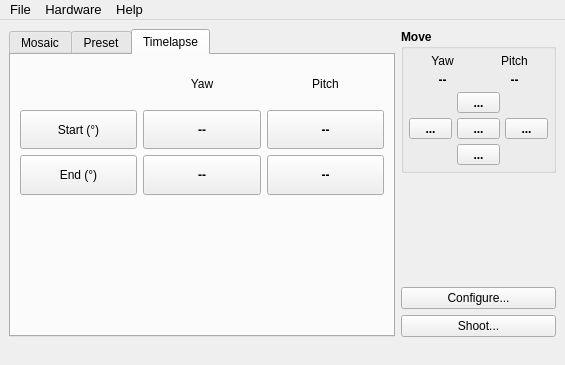
Above: papywizard/view/ui/mainWindow.ui from bingostar89/Papywizard before the change. Below: the same form after it.
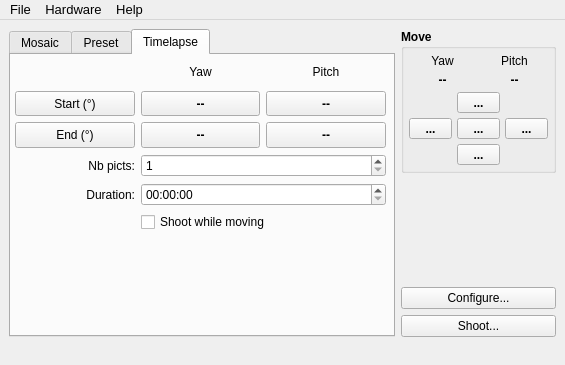
That is the form after the change. The open tabs and pages were chosen to show the change. Icons and pictures are not drawn.

Commit message: Added 'Suspend Spy'

```diff
--- a/papywizard/view/ui/mainWindow.ui
+++ b/papywizard/view/ui/mainWindow.ui
@@ -918,8 +918,15 @@
          <attribute name="title">
           <string>Timelapse</string>
          </attribute>
-         <layout class="QVBoxLayout" name="verticalLayout_3">
-          <item>
+         <widget class="QWidget" name="layoutWidget">
+          <property name="geometry">
+           <rect>
+            <x>4</x>
+            <y>4</y>
+            <width>371</width>
+            <height>173</height>
+           </rect>
+          </property>
            <layout class="QGridLayout" name="gridLayout_5">
             <item row="0" column="1">
              <widget class="QLabel" name="label_9">
@@ -1058,22 +1065,65 @@
               </property>
              </widget>
             </item>
-           </layout>
-          </item>
-          <item>
-           <spacer name="verticalSpacer_2">
-            <property name="orientation">
-             <enum>Qt::Vertical</enum>
-            </property>
-            <property name="sizeHint" stdset="0">
-             <size>
-              <width>20</width>
-              <height>129</height>
-             </size>
-            </property>
-           </spacer>
-          </item>
-         </layout>
+           <item row="3" column="0">
+            <widget class="QLabel" name="label_11">
+             <property name="text">
+              <string>Nb picts:</string>
+             </property>
+             <property name="alignment">
+              <set>Qt::AlignRight|Qt::AlignTrailing|Qt::AlignVCenter</set>
+             </property>
+            </widget>
+           </item>
+           <item row="3" column="1" colspan="2">
+            <widget class="QSpinBox" name="spinBox">
+             <property name="minimum">
+              <number>1</number>
+             </property>
+             <property name="maximum">
+              <number>999</number>
+             </property>
+             <property name="value">
+              <number>1</number>
+             </property>
+            </widget>
+           </item>
+           <item row="4" column="0">
+            <widget class="QLabel" name="label_12">
+             <property name="text">
+              <string>Duration:</string>
+             </property>
+             <property name="alignment">
+              <set>Qt::AlignRight|Qt::AlignTrailing|Qt::AlignVCenter</set>
+             </property>
+            </widget>
+           </item>
+           <item row="5" column="1" colspan="2">
+            <widget class="QCheckBox" name="shootWhileMovingCheckBox">
+             <property name="text">
+              <string>Shoot while moving</string>
+             </property>
+            </widget>
+           </item>
+           <item row="4" column="1" colspan="2">
+            <widget class="QTimeEdit" name="timeEdit">
+             <property name="maximumTime">
+              <time>
+               <hour>23</hour>
+               <minute>59</minute>
+               <second>59</second>
+              </time>
+             </property>
+             <property name="currentSection">
+              <enum>QDateTimeEdit::HourSection</enum>
+             </property>
+             <property name="displayFormat">
+              <string>HH:mm:ss</string>
+             </property>
+            </widget>
+           </item>
+          </layout>
+         </widget>
         </widget>
        </widget>
       </item>
```
Left out of the diff: 34 changed lines with no effect on the pictures. Lines whose indentation alone changed are shown as unchanged. The commit also changes 1 other file.
